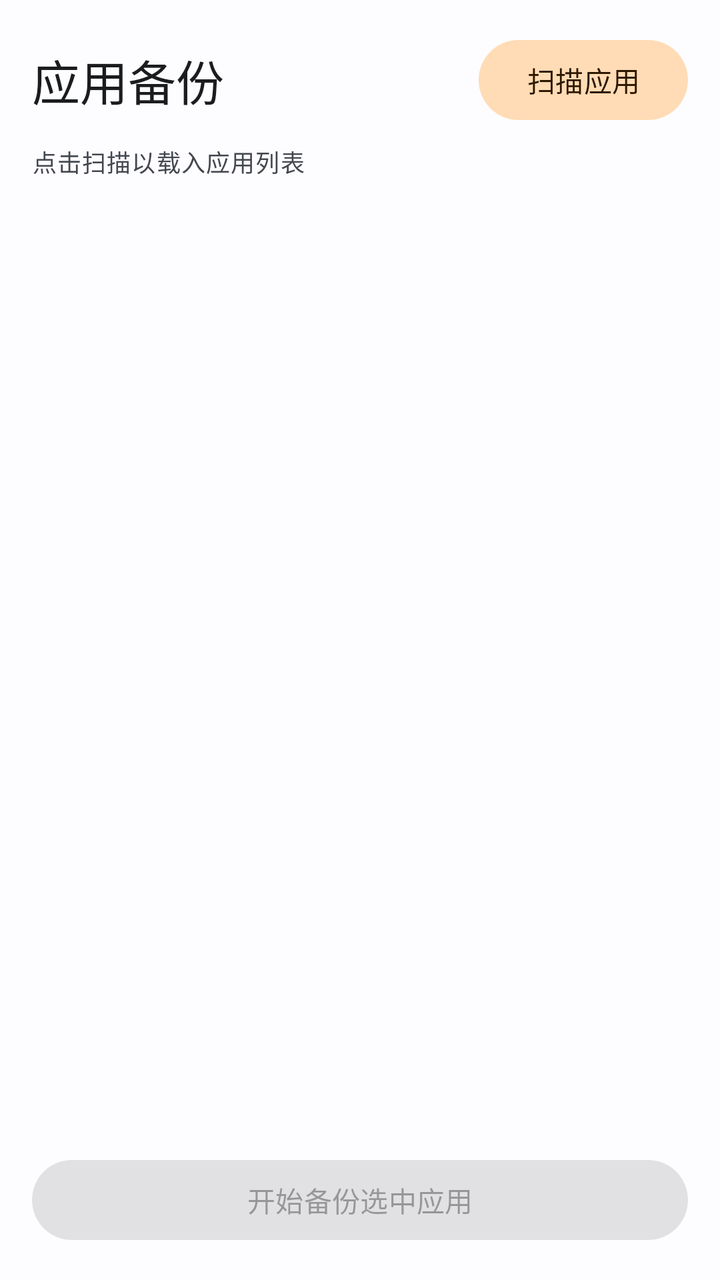
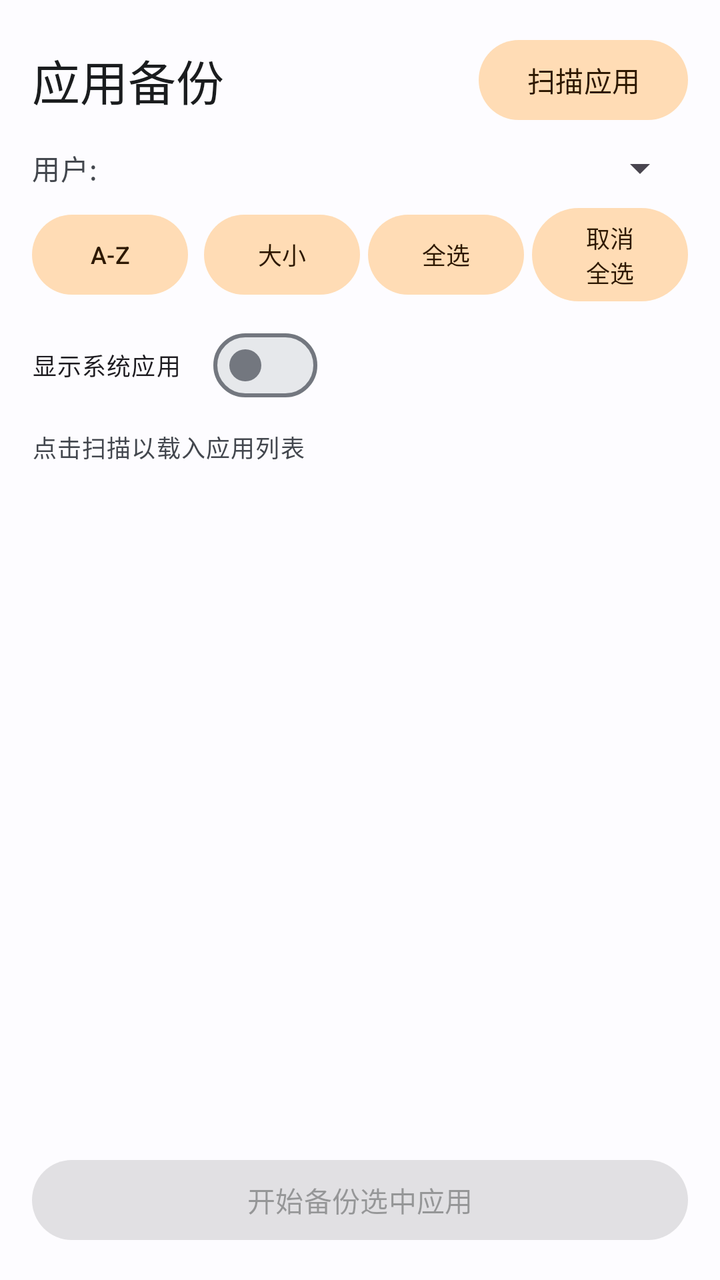

Screens rendered from an Android XML layout before and after an edit, with the pre-edit source and the edit as a unified diff.
<!-- AndroidManifest.xml: application theme AppTheme -->
<!-- res/layout/fragment_backup.xml -->
<?xml version="1.0" encoding="utf-8"?>
<LinearLayout xmlns:android="http://schemas.android.com/apk/res/android"
    xmlns:app="http://schemas.android.com/apk/res-auto"
    android:layout_width="match_parent"
    android:layout_height="match_parent"
    android:orientation="vertical"
    android:padding="16dp"
    android:background="?attr/colorSurface">

    <LinearLayout
        android:layout_width="match_parent"
        android:layout_height="wrap_content"
        android:gravity="center_vertical"
        android:orientation="horizontal">

        <TextView
            android:layout_width="0dp"
            android:layout_height="wrap_content"
            android:layout_weight="1"
            android:text="应用备份"
            android:textAppearance="@style/TextAppearance.Material3.HeadlineSmall"
            android:textColor="?attr/colorOnSurface" />

        <com.google.android.material.button.MaterialButton
            android:id="@+id/scanButton"
            android:layout_width="wrap_content"
            android:layout_height="wrap_content"
            android:text="扫描应用"
            style="@style/Widget.Material3.Button.TonalButton" />
    </LinearLayout>

    <com.google.android.material.progressindicator.LinearProgressIndicator
        android:id="@+id/progressBar"
        android:layout_width="match_parent"
        android:layout_height="wrap_content"
        android:layout_marginTop="12dp"
        android:indeterminate="true"
        android:visibility="gone"
        app:indicatorColor="?attr/colorPrimary"
        app:trackColor="?attr/colorSurfaceVariant" />

    <TextView
        android:id="@+id/statusText"
        android:layout_width="match_parent"
        android:layout_height="wrap_content"
        android:layout_marginTop="8dp"
        android:text="点击扫描以载入应用列表"
        android:textAppearance="@style/TextAppearance.Material3.BodySmall"
        android:textColor="?attr/colorOnSurfaceVariant" />

    <androidx.recyclerview.widget.RecyclerView
        android:id="@+id/appList"
        android:layout_width="match_parent"
        android:layout_height="0dp"
        android:layout_weight="1"
        android:layout_marginTop="12dp"
        android:clipToPadding="false"
        android:paddingBottom="8dp" />

    <com.google.android.material.button.MaterialButton
        android:id="@+id/backupButton"
        android:layout_width="match_parent"
        android:layout_height="wrap_content"
        android:layout_marginTop="12dp"
        android:enabled="false"
        android:text="开始备份选中应用"
        style="@style/Widget.Material3.Button" />

</LinearLayout>
<!-- resources referenced by this layout -->
<resources>
  <color name="primary">#1565C0</color>
  <color name="onPrimary">#FFFFFF</color>
  <color name="primaryContainer">#D1E4FF</color>
  <color name="onPrimaryContainer">#001D36</color>
  <color name="inverseSurface">#2F3033</color>
  <color name="secondary">#FF8F00</color>
  <color name="onSecondary">#FFFFFF</color>
  <color name="secondaryContainer">#FFDCB5</color>
  <color name="onSecondaryContainer">#2D1800</color>
  <color name="tertiary">#00796B</color>
  <color name="onTertiary">#FFFFFF</color>
  <color name="tertiaryContainer">#A7F0DE</color>
  <color name="onTertiaryContainer">#001F19</color>
  <color name="error">#BA1A1A</color>
  <color name="onError">#FFFFFF</color>
  <color name="errorContainer">#FFDAD6</color>
  <color name="onErrorContainer">#410002</color>
  <color name="background">#FDFCFF</color>
  <color name="onBackground">#1A1C1E</color>
  <color name="surface">#FDFCFF</color>
  <color name="onSurface">#1A1C1E</color>
  <color name="surfaceVariant">#DFE2EB</color>
  <color name="onSurfaceVariant">#43474E</color>
  <color name="inverseOnSurface">#F1F0F4</color>
  <color name="outline">#73777F</color>
  <color name="outlineVariant">#C3C6CF</color>
  <color name="surfaceContainerLowest">#FFFFFF</color>
  <color name="surfaceContainerLow">#F7F9FC</color>
  <color name="surfaceContainer">#F1F3F7</color>
  <color name="surfaceContainerHigh">#EBEDF1</color>
  <color name="surfaceContainerHighest">#E6E8EB</color>
</resources>

<!-- the commit's change to res/layout/fragment_backup.xml (unified diff, before → after) -->
@@ -27,6 +27,91 @@
             android:layout_height="wrap_content"
             android:text="扫描应用"
             style="@style/Widget.Material3.Button.TonalButton" />
+    </LinearLayout>
+
+    <LinearLayout
+        android:layout_width="match_parent"
+        android:layout_height="wrap_content"
+        android:layout_marginTop="8dp"
+        android:gravity="center_vertical"
+        android:orientation="horizontal">
+
+        <TextView
+            android:layout_width="wrap_content"
+            android:layout_height="wrap_content"
+            android:text="用户: "
+            android:textAppearance="@style/TextAppearance.Material3.BodyMedium"
+            android:textColor="?attr/colorOnSurfaceVariant" />
+
+        <Spinner
+            android:id="@+id/userSelector"
+            android:layout_width="0dp"
+            android:layout_height="wrap_content"
+            android:layout_weight="1" />
+    </LinearLayout>
+
+    <LinearLayout
+        android:layout_width="match_parent"
+        android:layout_height="wrap_content"
+        android:layout_marginTop="4dp"
+        android:gravity="center_vertical"
+        android:orientation="horizontal">
+
+        <com.google.android.material.button.MaterialButton
+            android:id="@+id/sortAZButton"
+            android:layout_width="0dp"
+            android:layout_height="wrap_content"
+            android:layout_weight="1"
+            android:layout_marginEnd="4dp"
+            android:text="A-Z"
+            android:textSize="12sp"
+            style="@style/Widget.Material3.Button.TonalButton" />
+
+        <com.google.android.material.button.MaterialButton
+            android:id="@+id/sortSizeButton"
+            android:layout_width="0dp"
+            android:layout_height="wrap_content"
+            android:layout_weight="1"
+            android:layout_marginStart="4dp"
+            android:text="大小"
+            android:textSize="12sp"
+            style="@style/Widget.Material3.Button.TonalButton" />
+
+        <com.google.android.material.button.MaterialButton
+            android:id="@+id/selectAllButton"
+            android:layout_width="0dp"
+            android:layout_height="wrap_content"
+            android:layout_weight="1"
+            android:layout_marginStart="4dp"
+            android:text="全选"
+            android:textSize="12sp"
+            style="@style/Widget.Material3.Button.TonalButton" />
+
+        <com.google.android.material.button.MaterialButton
+            android:id="@+id/deselectAllButton"
+            android:layout_width="0dp"
+            android:layout_height="wrap_content"
+            android:layout_weight="1"
+            android:layout_marginStart="4dp"
+            android:text="取消全选"
+            android:textSize="12sp"
+            style="@style/Widget.Material3.Button.TonalButton" />
+    </LinearLayout>
+
+    <LinearLayout
+        android:layout_width="match_parent"
+        android:layout_height="wrap_content"
+        android:layout_marginTop="4dp"
+        android:gravity="center_vertical"
+        android:orientation="horizontal">
+
+        <com.google.android.material.materialswitch.MaterialSwitch
+            android:id="@+id/showSystemSwitch"
+            android:layout_width="wrap_content"
+            android:layout_height="wrap_content"
+            android:text="显示系统应用"
+            android:textAppearance="@style/TextAppearance.Material3.BodySmall"
+            android:checked="false" />
     </LinearLayout>
 
     <com.google.android.material.progressindicator.LinearProgressIndicator
